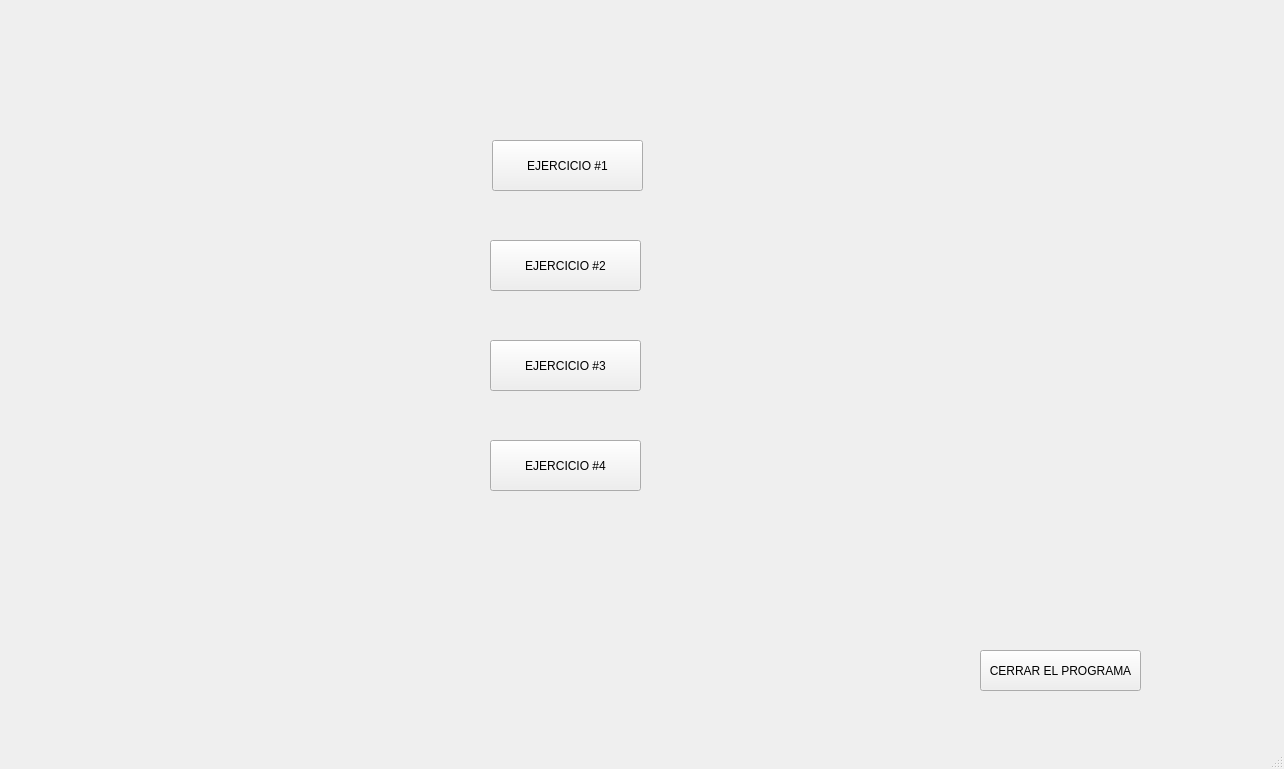
Above: Lab6_JonnyGomez/cframe.ui from Alejandrocart4/Lab6_Progra3_JonnyGomez-22311176 before the change. Below: the same form after it.
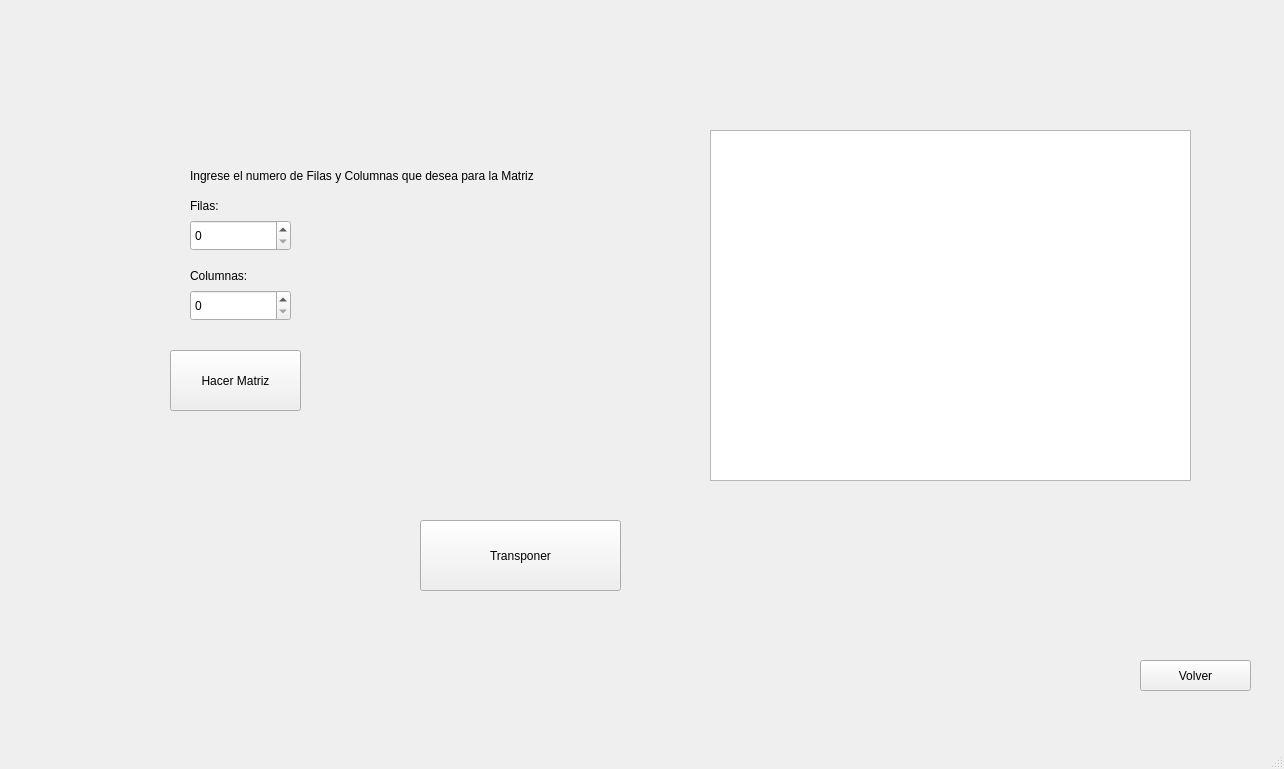
That is the form after the change. The open tabs and pages were chosen to show the change.

Diff of the .ui file:
```diff
--- a/Lab6_JonnyGomez/cframe.ui
+++ b/Lab6_JonnyGomez/cframe.ui
@@ -17,8 +17,8 @@
    <widget class="QStackedWidget" name="stackedWidget">
     <property name="geometry">
      <rect>
-      <x>10</x>
-      <y>10</y>
+      <x>0</x>
+      <y>0</y>
       <width>1261</width>
       <height>721</height>
      </rect>
@@ -410,13 +410,166 @@
        <string>MOSTRAR MATRICES</string>
       </property>
      </widget>
+     <widget class="QTableWidget" name="tableWidgetMatriz1">
+      <property name="geometry">
+       <rect>
+        <x>30</x>
+        <y>20</y>
+        <width>451</width>
+        <height>291</height>
+       </rect>
+      </property>
+     </widget>
+     <widget class="QTableWidget" name="tableWidgetMatriz2">
+      <property name="geometry">
+       <rect>
+        <x>790</x>
+        <y>20</y>
+        <width>451</width>
+        <height>291</height>
+       </rect>
+      </property>
+     </widget>
+     <widget class="QTableWidget" name="tableWidgetResultado">
+      <property name="geometry">
+       <rect>
+        <x>420</x>
+        <y>340</y>
+        <width>451</width>
+        <height>291</height>
+       </rect>
+      </property>
+     </widget>
+     <widget class="QPushButton" name="pushButton_9">
+      <property name="geometry">
+       <rect>
+        <x>1140</x>
+        <y>660</y>
+        <width>111</width>
+        <height>31</height>
+       </rect>
+      </property>
+      <property name="text">
+       <string>Volver</string>
+      </property>
+     </widget>
+    </widget>
+    <widget class="QWidget" name="page">
+     <widget class="QSpinBox" name="sB_Fil3">
+      <property name="geometry">
+       <rect>
+        <x>190</x>
+        <y>220</y>
+        <width>101</width>
+        <height>31</height>
+       </rect>
+      </property>
+     </widget>
+     <widget class="QLabel" name="label_11">
+      <property name="geometry">
+       <rect>
+        <x>190</x>
+        <y>260</y>
+        <width>101</width>
+        <height>31</height>
+       </rect>
+      </property>
+      <property name="text">
+       <string>Columnas:</string>
+      </property>
+     </widget>
+     <widget class="QPushButton" name="btnTransponer">
+      <property name="geometry">
+       <rect>
+        <x>420</x>
+        <y>520</y>
+        <width>201</width>
+        <height>71</height>
+       </rect>
+      </property>
+      <property name="text">
+       <string>Transponer</string>
+      </property>
+     </widget>
+     <widget class="QTableWidget" name="tW_tabla4">
+      <property name="geometry">
+       <rect>
+        <x>710</x>
+        <y>130</y>
+        <width>481</width>
+        <height>351</height>
+       </rect>
+      </property>
+     </widget>
+     <widget class="QSpinBox" name="sB_Col3">
+      <property name="geometry">
+       <rect>
+        <x>190</x>
+        <y>290</y>
+        <width>101</width>
+        <height>31</height>
+       </rect>
+      </property>
+     </widget>
+     <widget class="QLabel" name="label_12">
+      <property name="geometry">
+       <rect>
+        <x>190</x>
+        <y>190</y>
+        <width>101</width>
+        <height>31</height>
+       </rect>
+      </property>
+      <property name="text">
+       <string>Filas:</string>
+      </property>
+     </widget>
+     <widget class="QPushButton" name="btnHacerMatrizTrans">
+      <property name="geometry">
+       <rect>
+        <x>170</x>
+        <y>350</y>
+        <width>131</width>
+        <height>61</height>
+       </rect>
+      </property>
+      <property name="text">
+       <string>Hacer Matriz</string>
+      </property>
+     </widget>
+     <widget class="QLabel" name="label_13">
+      <property name="geometry">
+       <rect>
+        <x>190</x>
+        <y>160</y>
+        <width>491</width>
+        <height>31</height>
+       </rect>
+      </property>
+      <property name="text">
+       <string>Ingrese el numero de Filas y Columnas que desea para la Matriz</string>
+      </property>
+     </widget>
+     <widget class="QPushButton" name="pushButton_10">
+      <property name="geometry">
+       <rect>
+        <x>1140</x>
+        <y>660</y>
+        <width>111</width>
+        <height>31</height>
+       </rect>
+      </property>
+      <property name="text">
+       <string>Volver</string>
+      </property>
+     </widget>
     </widget>
     <widget class="QWidget" name="page_5">
      <widget class="QPushButton" name="pushButton">
       <property name="geometry">
        <rect>
-        <x>482</x>
-        <y>130</y>
+        <x>552</x>
+        <y>190</y>
         <width>151</width>
         <height>51</height>
        </rect>
@@ -428,8 +581,8 @@
      <widget class="QPushButton" name="pushButton_3">
       <property name="geometry">
        <rect>
-        <x>480</x>
-        <y>330</y>
+        <x>550</x>
+        <y>390</y>
         <width>151</width>
         <height>51</height>
        </rect>
@@ -441,8 +594,8 @@
      <widget class="QPushButton" name="pushButton_4">
       <property name="geometry">
        <rect>
-        <x>480</x>
-        <y>230</y>
+        <x>550</x>
+        <y>290</y>
         <width>151</width>
         <height>51</height>
        </rect>
@@ -454,8 +607,8 @@
      <widget class="QPushButton" name="pushButton_5">
       <property name="geometry">
        <rect>
-        <x>480</x>
-        <y>430</y>
+        <x>550</x>
+        <y>490</y>
         <width>151</width>
         <height>51</height>
        </rect>
```
Left out of the diff: 112 changed lines with no effect on the pictures.
